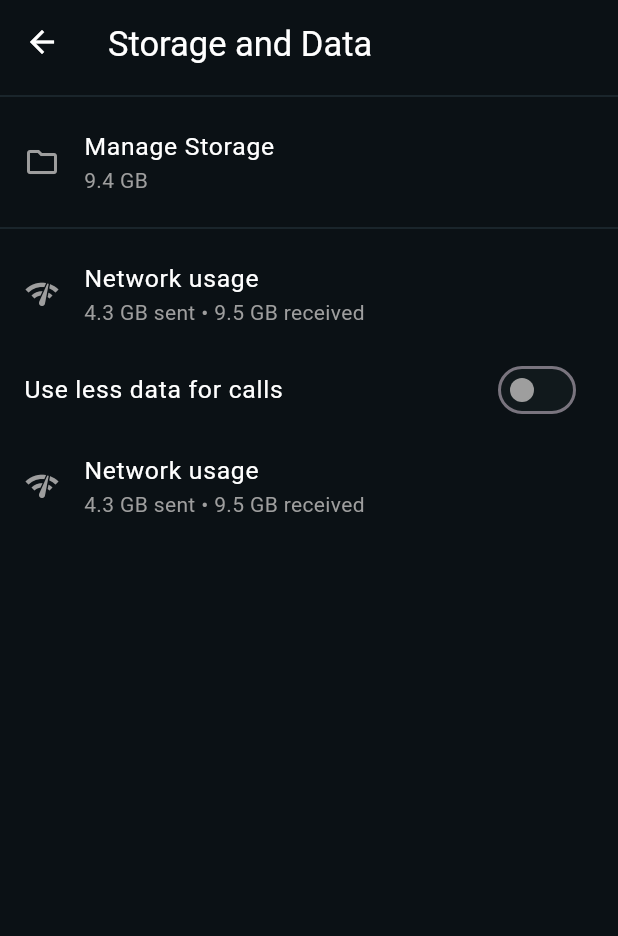
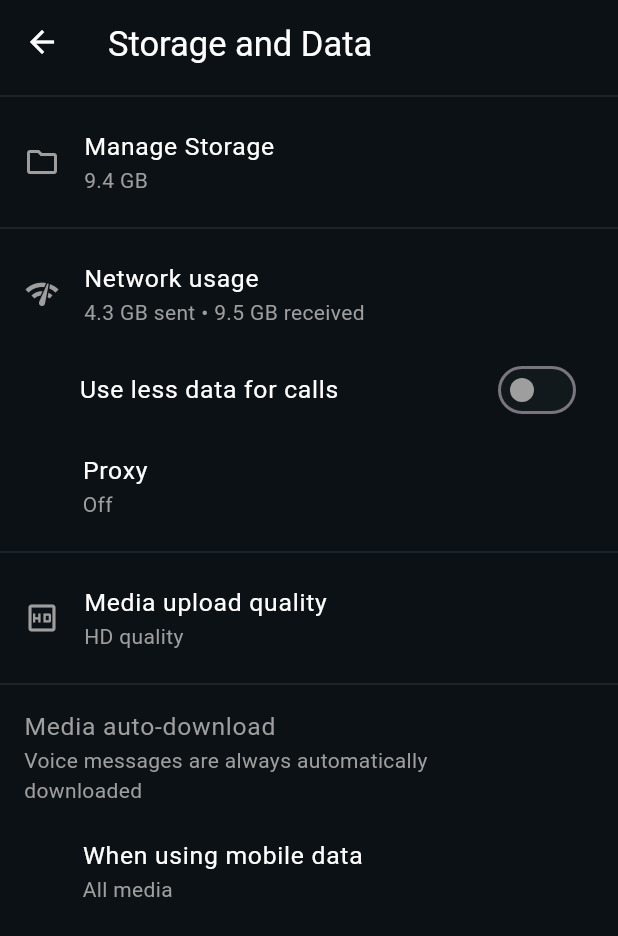
Before and after one commit to kartikkumarofficial/Whatsapp-Clone-Flutter, a Flutter app: the StorageAndDataScreen screen opened directly, on a phone screen of 412 x 824 dp. Shown: the top 936 px of the screen. Run offline on Flutter 3.47's test engine with Material 3 defaults, Android fonts, the light colour scheme and no system bars; our stand-ins replace badges, get, image_picker.

Commit message:
settings

```diff
--- a/lib/pages/DrawerScreens/settings/StorageAndData.dart
+++ b/lib/pages/DrawerScreens/settings/StorageAndData.dart
@@ -2,6 +2,7 @@ import 'package:flutter/material.dart';
 import 'package:get/get.dart';
 import 'package:whatsappclone/pages/constants/constants.dart';
 import 'package:whatsappclone/Controllers/controllers.dart';
+import 'package:whatsappclone/widgets.dart';
 
 
 class StorageAndDataScreen extends StatefulWidget {
@@ -95,43 +96,53 @@ class _StorageAndDataScreenState extends State<StorageAndDataScreen> {
             ),
             ListTile(
 
-              title: Text('Use less data for calls',
-                style: TextStyle(
-                  color: Colors.white,
-                  fontSize: srcwidth * 0.04,
-                ),),
-              trailing: Obx(()=>Switch(
+              title: Padding(
+                padding: const EdgeInsets.only(left:37),
+                child: Text('Use less data for calls',
+                  style: TextStyle(
+                    color: Colors.white,
+                    fontSize: srcwidth * 0.04,
+                  ),),
+              ),
+              trailing: utils().getxswitch(),
 
-                activeTrackColor: Colors.green,
-                activeColor: Colors.black,
-                inactiveTrackColor: Color.fromRGBO(17,25,28,1.0),
-                inactiveThumbColor: Colors.grey,
-
-                  value: switchController.dataforcalls.value,
-                  onChanged: (value){
-                    print('Switch Value: $value');
-                    switchController.dataforcalls(value);
-                    if (value=true){
-
-
-                    }else if(value=false){
-
-                    }
-
-
-                  })),
               onTap: (){
                 print('Changed value for using data for calls');
               },
             ),
             ListTile(
-              leading: Icon(Icons.network_check,color: Colors.grey,),
-              title: Text('Network usage',
+              title: Padding(
+                padding: const EdgeInsets.only(left:39),
+                child: Text('Proxy',
+                  style: TextStyle(
+                    color: Colors.white,
+                    fontSize: srcwidth * 0.04,
+                  ),),
+              ),
+              subtitle: Padding(
+                padding: const EdgeInsets.only(left:39),
+                child: Text('Off',
+                  style: TextStyle(
+                      color: Colors.grey
+                  ),
+                ),
+              ),
+              onTap: (){
+                print('Tapped on Network Usage');
+              },
+            ),
+            Divider(
+              thickness: 1,
+              color: Color.fromARGB(255, 31, 43, 50),
+            ),
+            ListTile(
+              leading: Icon(Icons.hd_outlined,color: Colors.grey,),
+              title: Text('Media upload quality',
                 style: TextStyle(
                   color: Colors.white,
                   fontSize: srcwidth * 0.04,
                 ),),
-              subtitle: Text('4.3 GB sent • 9.5 GB received',
+              subtitle: Text('HD quality',
                 style: TextStyle(
                     color: Colors.grey
                 ),
@@ -140,6 +151,82 @@ class _StorageAndDataScreenState extends State<StorageAndDataScreen> {
                 print('Tapped on Network Usage');
               },
             ),
+
+            Divider(
+              thickness: 1,
+              color: Color.fromARGB(255, 31, 43, 50),
+            ),
+            ListTile(
+              title: Text('Media auto-download',
+                style: TextStyle(
+                  color: Colors.grey,
+                  fontSize: srcwidth * 0.04,
+                ),),
+              subtitle: Text('Voice messages are always automatically \ndownloaded',
+                style: TextStyle(
+                    color: Colors.grey
+                ),
+              ),
+              onTap: (){
+
+              },
+            ),
+            ListTile(
+              title: Padding(
+                padding: const EdgeInsets.only(left:39),
+                child: Text('When using mobile data',
+                  style: TextStyle(
+                    color: Colors.white,
+                    fontSize: srcwidth * 0.04,
+                  ),),
+              ),
+              subtitle: Padding(
+                padding: const EdgeInsets.only(left:39),
+                child: Text('All media',
+                  style: TextStyle(
+                      color: Colors.grey
+                  ),
+                ),
+              ),
+              onTap: (){
+                print('Tapped on Network Usage');
+
+                //todo make this dialog box and make 3 such boxes
+                Get.defaultDialog(
+
+                  radius: 25,
+
+                  backgroundColor: Color.fromRGBO(43,46,51, 1.0),
+                  title: 'When using mobile data',
+                  titleStyle: TextStyle(
+                    color: Colors.white,
+                    fontSize: srcwidth*0.05
+                  ),
+                  middleText: 'Are you sure u wanna delete this chat?',
+                  onConfirm: () {
+                    print('Chat deleted');
+                    Get.back(); },
+                  onCancel: (){
+                    print('Cancelled');
+                    Get.back();
+
+                  },
+                  contentPadding: EdgeInsets.all(20),
+                  textCancel: 'No',
+                  textConfirm: 'Yes',
+                  confirm: TextButton(onPressed: (){
+                    Get.back();
+                  }, child: Text('OK')),
+                  cancel: TextButton(onPressed: (){
+                    Get.back();
+                  }, child: Text('Cancel')),
+
+
+                );
+              },
+            ),
+
+
 
 
 
--- a/lib/widgets.dart
+++ b/lib/widgets.dart
@@ -1,6 +1,8 @@
 // custom_bottom_navigation_bar.dart
 
 import 'package:flutter/material.dart';
+import 'package:get/get.dart';
+import 'package:whatsappclone/Controllers/controllers.dart';
 
 class CustomBottomNavigationBar extends StatefulWidget {
   final Function(int) onTabSelected;
@@ -36,8 +38,10 @@ class _CustomBottomNavigationBarState extends State<CustomBottomNavigationBar> {
 }
 
 
-class getxswitch{
-  Widget build {
+class utils{
+  SwitchController switchController = Get.put(SwitchController());
+  bool flag = true;
+  Widget getxswitch(){
     return Obx(()=>Switch(
   activeTrackColor: Colors.green,
   activeColor: Colors.black,
@@ -56,7 +60,7 @@ class getxswitch{
   }
 
 
-  })), in a seperate file
+  }));
 }
 
 }
```
